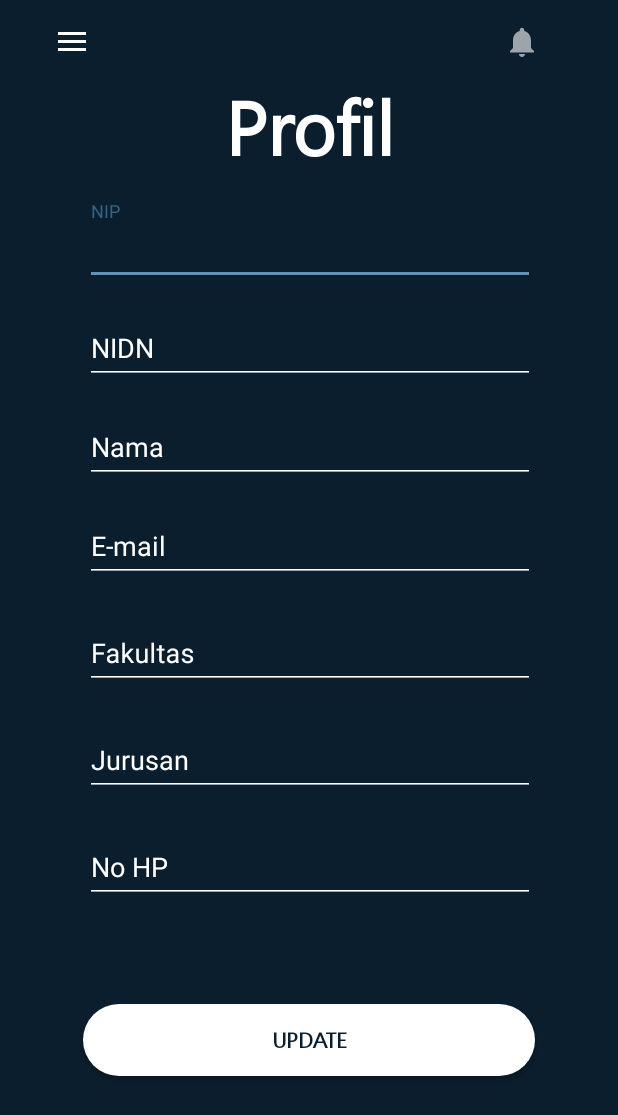
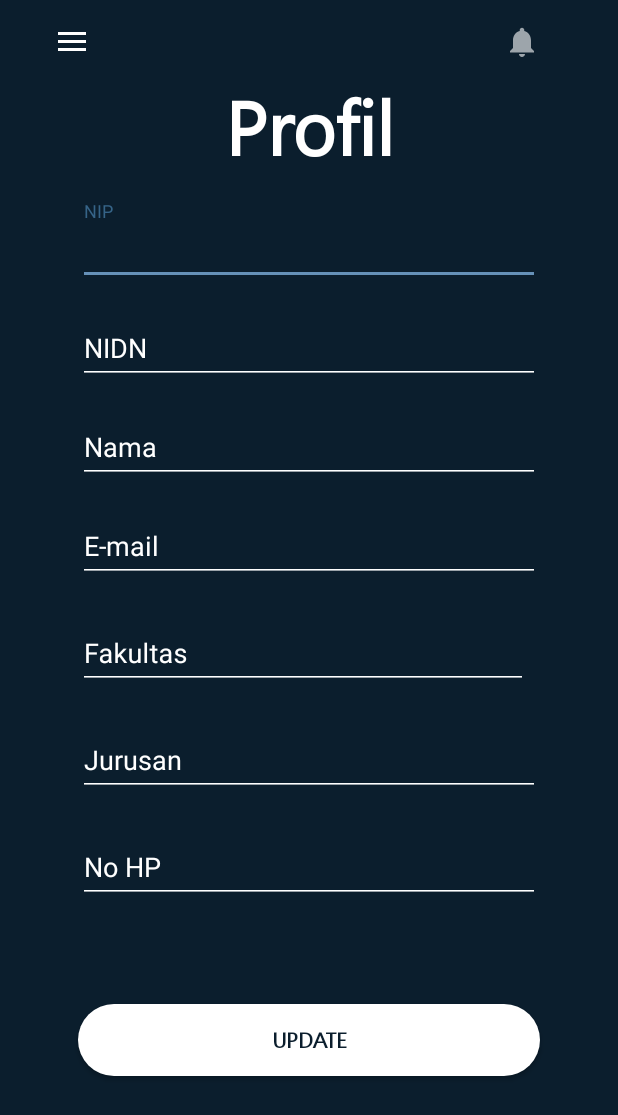
Before and after one commit to algamhr/AbsensiPegawai, an Android app: the ProfileActivity screen opened directly, with no data from a screen before it, on a phone screen of 412 x 824 dp. Shown: the top 1115 px of the screen. Run offline under Robolectric (Android 15) with nearby library versions, the phone set to English and light mode, and no system bars; libraries missing offline, so code that uses them is left out: com.developer.kalert; 2 statements that could not run were skipped.

Commit message:
Fix Responsive Profile & Change Password Layout

```diff
--- a/app/src/main/res/layout/activity_change_password.xml
+++ b/app/src/main/res/layout/activity_change_password.xml
@@ -62,9 +62,11 @@
 
         <com.google.android.material.textfield.TextInputLayout
             android:id="@+id/oldpasswordtextinput"
-            android:layout_width="300dp"
+            android:layout_width="match_parent"
             android:layout_height="wrap_content"
             android:layout_marginTop="100dp"
+            android:layout_marginLeft="52dp"
+            android:layout_marginRight="52dp"
             android:textColorHint="@color/colorWhite"
             app:hintTextColor="@color/colorPrimary"
             app:layout_constraintEnd_toEndOf="parent"
@@ -89,9 +91,11 @@
 
         <com.google.android.material.textfield.TextInputLayout
             android:id="@+id/passwordtextinput"
-            android:layout_width="300dp"
+            android:layout_width="match_parent"
             android:layout_height="wrap_content"
             android:layout_marginTop="20dp"
+            android:layout_marginLeft="52dp"
+            android:layout_marginRight="52dp"
             android:textColorHint="@color/colorWhite"
             app:hintTextColor="@color/colorPrimary"
             app:layout_constraintEnd_toEndOf="parent"
@@ -116,9 +120,11 @@
 
         <com.google.android.material.textfield.TextInputLayout
             android:id="@+id/confirmtextinput"
-            android:layout_width="300dp"
+            android:layout_width="match_parent"
             android:layout_height="wrap_content"
             android:layout_marginTop="20dp"
+            android:layout_marginLeft="52dp"
+            android:layout_marginRight="52dp"
             android:textColorHint="@color/colorWhite"
             app:hintTextColor="@color/colorPrimary"
             app:layout_constraintEnd_toEndOf="parent"
--- a/app/src/main/res/layout/activity_profile.xml
+++ b/app/src/main/res/layout/activity_profile.xml
@@ -63,9 +63,11 @@
 
         <com.google.android.material.textfield.TextInputLayout
             android:id="@+id/niptextinput"
-            android:layout_width="300dp"
+            android:layout_width="match_parent"
             android:layout_height="wrap_content"
             android:layout_marginTop="15dp"
+            android:layout_marginLeft="52dp"
+            android:layout_marginRight="52dp"
             android:textColorHint="@color/colorWhite"
             app:hintTextColor="@color/colorPrimary"
             app:layout_constraintEnd_toEndOf="parent"
@@ -76,7 +78,7 @@
 
             <com.google.android.material.textfield.TextInputEditText
                 android:id="@+id/nipuser"
-                android:layout_width="300dp"
+                android:layout_width="match_parent"
                 android:layout_height="match_parent"
                 android:backgroundTint="@color/colorWhite"
                 android:drawablePadding="8dp"
@@ -89,9 +91,11 @@
 
         <com.google.android.material.textfield.TextInputLayout
             android:id="@+id/nidntextinput"
-            android:layout_width="300dp"
+            android:layout_width="match_parent"
             android:layout_height="wrap_content"
             android:layout_marginTop="10dp"
+            android:layout_marginLeft="52dp"
+            android:layout_marginRight="52dp"
             android:textColorHint="@color/colorWhite"
             app:hintTextColor="@color/colorPrimary"
             app:layout_constraintEnd_toEndOf="parent"
@@ -102,7 +106,7 @@
 
             <com.google.android.material.textfield.TextInputEditText
                 android:id="@+id/nidnuser"
-                android:layout_width="300dp"
+                android:layout_width="match_parent"
                 android:layout_height="match_parent"
                 android:backgroundTint="@color/colorWhite"
                 android:drawablePadding="8dp"
@@ -115,9 +119,11 @@
 
         <com.google.android.material.textfield.TextInputLayout
             android:id="@+id/namatexinput"
-            android:layout_width="300dp"
+            android:layout_width="match_parent"
             android:layout_height="wrap_content"
             android:layout_marginTop="10dp"
+            android:layout_marginLeft="52dp"
+            android:layout_marginRight="52dp"
             android:textColorHint="@color/colorWhite"
             app:hintTextColor="@color/colorPrimary"
             app:layout_constraintEnd_toEndOf="parent"
@@ -128,7 +134,7 @@
 
             <com.google.android.material.textfield.TextInputEditText
                 android:id="@+id/namauser"
-                android:layout_width="300dp"
+                android:layout_width="match_parent"
                 android:layout_height="match_parent"
                 android:backgroundTint="@color/colorWhite"
                 android:drawablePadding="8dp"
@@ -141,9 +147,11 @@
 
         <com.google.android.material.textfield.TextInputLayout
             android:id="@+id/emailtexinput"
-            android:layout_width="300dp"
+            android:layout_width="match_parent"
             android:layout_height="wrap_content"
             android:layout_marginTop="10dp"
+            android:layout_marginLeft="52dp"
+            android:layout_marginRight="52dp"
             android:textColorHint="@color/colorWhite"
             app:hintTextColor="@color/colorPrimary"
             app:layout_constraintEnd_toEndOf="parent"
@@ -154,7 +162,7 @@
 
             <com.google.android.material.textfield.TextInputEditText
                 android:id="@+id/emailuser"
-                android:layout_width="300dp"
+                android:layout_width="match_parent"
                 android:layout_height="match_parent"
                 android:backgroundTint="@color/colorWhite"
                 android:drawablePadding="8dp"
@@ -167,9 +175,11 @@
 
         <com.google.android.material.textfield.TextInputLayout
             android:id="@+id/fakultastexinput"
-            android:layout_width="300dp"
+            android:layout_width="match_parent"
             android:layout_height="wrap_content"
             android:layout_marginTop="15dp"
+            android:layout_marginLeft="52dp"
+            android:layout_marginRight="52dp"
             android:textColorHint="@color/colorWhite"
             app:hintTextColor="@color/colorPrimary"
             app:layout_constraintEnd_toEndOf="parent"
@@ -193,9 +203,11 @@
 
         <com.google.android.material.textfield.TextInputLayout
             android:id="@+id/jurusantexinput"
-            android:layout_width="300dp"
+            android:layout_width="match_parent"
             android:layout_height="wrap_content"
             android:layout_marginTop="15dp"
+            android:layout_marginLeft="52dp"
+            android:layout_marginRight="52dp"
             android:textColorHint="@color/colorWhite"
             app:hintTextColor="@color/colorPrimary"
             app:layout_constraintEnd_toEndOf="parent"
@@ -206,7 +218,7 @@
 
             <com.google.android.material.textfield.TextInputEditText
                 android:id="@+id/jurusanuser"
-                android:layout_width="300dp"
+                android:layout_width="match_parent"
                 android:layout_height="match_parent"
                 android:backgroundTint="@color/colorWhite"
                 android:drawablePadding="8dp"
@@ -219,9 +231,11 @@
 
         <com.google.android.material.textfield.TextInputLayout
             android:id="@+id/no_hptextinput"
-            android:layout_width="300dp"
+            android:layout_width="match_parent"
             android:layout_height="wrap_content"
             android:layout_marginTop="15dp"
+            android:layout_marginLeft="52dp"
+            android:layout_marginRight="52dp"
             android:textColorHint="@color/colorWhite"
             app:hintTextColor="@color/colorPrimary"
             app:layout_constraintEnd_toEndOf="parent"
@@ -232,7 +246,7 @@
 
             <com.google.android.material.textfield.TextInputEditText
                 android:id="@+id/no_hpuser"
-                android:layout_width="300dp"
+                android:layout_width="match_parent"
                 android:layout_height="match_parent"
                 android:backgroundTint="@color/colorWhite"
                 android:drawablePadding="8dp"
@@ -243,136 +257,13 @@
                 android:textColor="@color/colorWhite" />
         </com.google.android.material.textfield.TextInputLayout>
 
-<!--        <EditText-->
-<!--            android:id="@+id/nipuser"-->
-<!--            android:layout_width="300dp"-->
-<!--            android:layout_height="wrap_content"-->
-<!--            android:ems="10"-->
-<!--            android:inputType="number"-->
-<!--            android:maxLength="20"-->
-<!--            android:hint="@string/nip"-->
-<!--            android:textColorHint="@color/colorGrey"-->
-<!--            android:fontFamily="@font/segoeui"-->
-<!--            android:textColor="@color/colorWhite"-->
-<!--            android:backgroundTint="@color/colorWhite"-->
-<!--            android:layout_marginTop="20dp"-->
-<!--            app:layout_constraintEnd_toEndOf="parent"-->
-<!--            app:layout_constraintStart_toStartOf="parent"-->
-<!--            app:layout_constraintTop_toBottomOf="@+id/profile"-->
-<!--            android:autofillHints="" />-->
-
-<!--        <EditText-->
-<!--            android:id="@+id/nidnuser"-->
-<!--            android:layout_width="300dp"-->
-<!--            android:layout_height="wrap_content"-->
-<!--            android:backgroundTint="@color/colorWhite"-->
-<!--            android:ems="10"-->
-<!--            android:maxLength="16"-->
-<!--            android:fontFamily="@font/segoeui"-->
-<!--            android:inputType="number"-->
-<!--            android:hint="@string/nidn"-->
-<!--            android:textColorHint="@color/colorGrey"-->
-<!--            android:textColor="@color/colorWhite"-->
-<!--            android:layout_marginTop="20dp"-->
-<!--            app:layout_constraintEnd_toEndOf="parent"-->
-<!--            app:layout_constraintStart_toStartOf="parent"-->
-<!--            app:layout_constraintTop_toBottomOf="@+id/nipuser"-->
-<!--            android:autofillHints="" />-->
-
-<!--        <EditText-->
-<!--            android:id="@+id/namauser"-->
-<!--            android:layout_width="300dp"-->
-<!--            android:layout_height="wrap_content"-->
-<!--            android:ems="10"-->
-<!--            android:inputType="textPersonName"-->
-<!--            android:maxLength="100"-->
-<!--            android:hint="@string/nama"-->
-<!--            android:textColorHint="@color/colorGrey"-->
-<!--            android:fontFamily="@font/segoeui"-->
-<!--            android:textColor="@color/colorWhite"-->
-<!--            android:backgroundTint="@color/colorWhite"-->
-<!--            android:layout_marginTop="20dp"-->
-<!--            app:layout_constraintEnd_toEndOf="parent"-->
-<!--            app:layout_constraintStart_toStartOf="parent"-->
-<!--            app:layout_constraintTop_toBottomOf="@+id/nidnuser"-->
-<!--            android:autofillHints="" />-->
-
-<!--        <EditText-->
-<!--            android:id="@+id/emailuser"-->
-<!--            android:layout_width="300dp"-->
-<!--            android:layout_height="wrap_content"-->
-<!--            android:ems="10"-->
-<!--            android:inputType="textEmailAddress"-->
-<!--            android:hint="@string/email"-->
-<!--            android:textColorHint="@color/colorGrey"-->
-<!--            android:fontFamily="@font/segoeui"-->
-<!--            android:textColor="@color/colorWhite"-->
-<!--            android:backgroundTint="@color/colorWhite"-->
-<!--            android:layout_marginTop="20dp"-->
-<!--            app:layout_constraintEnd_toEndOf="parent"-->
-<!--            app:layout_constraintStart_toStartOf="parent"-->
-<!--            app:layout_constraintTop_toBottomOf="@+id/namauser"-->
-<!--            android:autofillHints="" />-->
-
-<!--        <EditText-->
-<!--            android:id="@+id/jurusanuser"-->
-<!--            android:layout_width="300dp"-->
-<!--            android:layout_height="wrap_content"-->
-<!--            android:ems="10"-->
-<!--            android:inputType="text"-->
-<!--            android:hint="@string/jurusan"-->
-<!--            android:textColorHint="@color/colorGrey"-->
-<!--            android:fontFamily="@font/segoeui"-->
-<!--            android:textColor="@color/colorWhite"-->
-<!--            android:backgroundTint="@color/colorWhite"-->
-<!--            android:layout_marginTop="20dp"-->
-<!--            app:layout_constraintEnd_toEndOf="parent"-->
-<!--            app:layout_constraintStart_toStartOf="parent"-->
-<!--            app:layout_constraintTop_toBottomOf="@+id/emailuser"-->
-<!--            android:autofillHints="" />-->
-
-<!--        <EditText-->
-<!--            android:id="@+id/fakultasuser"-->
-<!--            android:layout_width="300dp"-->
-<!--            android:layout_height="wrap_content"-->
-<!--            android:ems="10"-->
-<!--            android:inputType="text"-->
-<!--            android:hint="@string/fakultas"-->
-<!--            android:textColorHint="@color/colorGrey"-->
-<!--            android:fontFamily="@font/segoeui"-->
-<!--            android:textColor="@color/colorWhite"-->
-<!--            android:backgroundTint="@color/colorWhite"-->
-<!--            android:layout_marginTop="20dp"-->
-<!--            app:layout_constraintEnd_toEndOf="parent"-->
-<!--            app:layout_constraintStart_toStartOf="parent"-->
-<!--            app:layout_constraintTop_toBottomOf="@+id/jurusanuser"-->
-<!--            android:autofillHints="" />-->
-
-<!--        <EditText-->
-<!--            android:id="@+id/no_hpuser"-->
-<!--            android:layout_width="300dp"-->
-<!--            android:layout_height="wrap_content"-->
-<!--            android:ems="10"-->
-<!--            android:inputType="phone"-->
-<!--            android:maxLength="16"-->
-<!--            android:hint="@string/no_hp"-->
-<!--            android:textColorHint="@color/colorGrey"-->
-<!--            android:fontFamily="@font/segoeui"-->
-<!--            android:textColor="@color/colorWhite"-->
-<!--            android:backgroundTint="@color/colorWhite"-->
-<!--            android:layout_marginTop="20dp"-->
-<!--            app:layout_constraintEnd_toEndOf="parent"-->
-<!--            app:layout_constraintStart_toStartOf="parent"-->
-<!--            app:layout_constraintTop_toBottomOf="@+id/fakultasuser"-->
-<!--            android:autofillHints="" />-->
-
         <Button
             android:id="@+id/btnupdateuser"
             android:layout_width="match_parent"
             android:layout_height="wrap_content"
             android:layout_centerHorizontal="true"
-            android:layout_marginStart="55dp"
-            android:layout_marginEnd="55dp"
+            android:layout_marginStart="52dp"
+            android:layout_marginEnd="52dp"
             android:layout_marginBottom="40dp"
             android:background="@drawable/btn_login"
             android:fontFamily="@font/segoeui"
```
